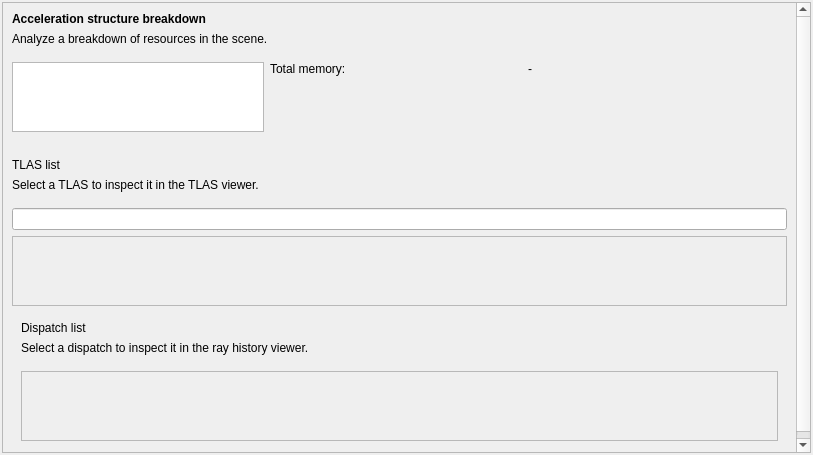
Old version of the form source/frontend/views/overview/summary_pane.ui in the repository GPUOpen-Tools/radeon_raytracing_analyzer.
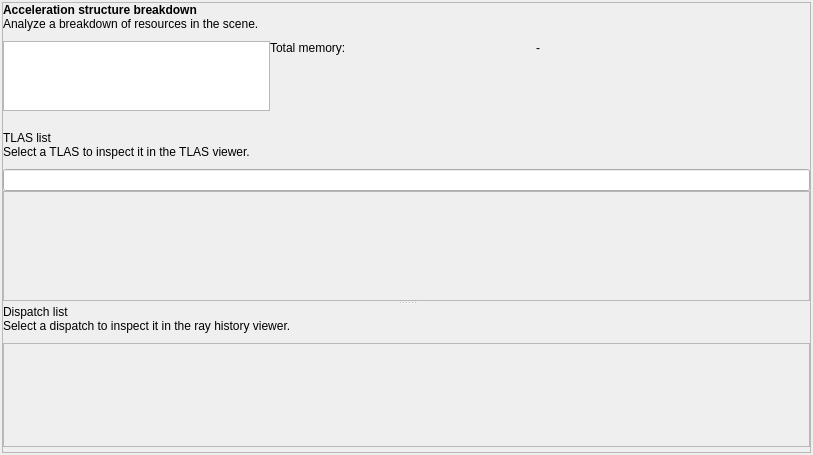
New version of the form. Custom widgets are drawn as their Qt base class.

```diff
--- a/source/frontend/views/overview/summary_pane.ui
+++ b/source/frontend/views/overview/summary_pane.ui
@@ -41,6 +41,21 @@
        </rect>
       </property>
       <layout class="QVBoxLayout" name="vertical_layout_">
+       <property name="spacing">
+        <number>0</number>
+       </property>
+       <property name="leftMargin">
+        <number>0</number>
+       </property>
+       <property name="topMargin">
+        <number>0</number>
+       </property>
+       <property name="rightMargin">
+        <number>0</number>
+       </property>
+       <property name="bottomMargin">
+        <number>0</number>
+       </property>
        <item>
         <widget class="ScaledLabel" name="tlas_summary_header_">
          <property name="sizePolicy">
@@ -207,6 +222,28 @@
         </spacer>
        </item>
        <item>
+        <widget class="QSplitter" name="splitter_">
+         <property name="orientation">
+          <enum>Qt::Vertical</enum>
+         </property>
+         <widget class="QWidget" name="tlas_contents_" native="true">
+          <layout class="QVBoxLayout" name="tlas_layout_">
+           <property name="spacing">
+            <number>0</number>
+           </property>
+           <property name="leftMargin">
+            <number>0</number>
+           </property>
+           <property name="topMargin">
+            <number>0</number>
+           </property>
+           <property name="rightMargin">
+            <number>0</number>
+           </property>
+           <property name="bottomMargin">
+            <number>0</number>
+           </property>
+           <item>
         <widget class="ScaledLabel" name="tlas_list_header_">
          <property name="sizePolicy">
           <sizepolicy hsizetype="Minimum" vsizetype="Fixed">
@@ -266,7 +303,7 @@
        <item>
         <widget class="QScrollArea" name="tlas_overview_scroll_area_">
          <property name="sizePolicy">
-          <sizepolicy hsizetype="Expanding" vsizetype="Expanding">
+              <sizepolicy hsizetype="Expanding" vsizetype="MinimumExpanding">
            <horstretch>0</horstretch>
            <verstretch>0</verstretch>
           </sizepolicy>
@@ -298,9 +335,25 @@
          </widget>
         </widget>
        </item>
-       <item>
-        <widget class="QWidget" name="dispatch_contents_">
+          </layout>
+         </widget>
+         <widget class="QWidget" name="dispatch_contents_" native="true">
          <layout class="QVBoxLayout" name="dispatch_layout_">
+           <property name="spacing">
+            <number>0</number>
+           </property>
+           <property name="leftMargin">
+            <number>0</number>
+           </property>
+           <property name="topMargin">
+            <number>0</number>
+           </property>
+           <property name="rightMargin">
+            <number>0</number>
+           </property>
+           <property name="bottomMargin">
+            <number>0</number>
+           </property>
           <item>
            <widget class="ScaledLabel" name="dispatch_list_header_">
             <property name="sizePolicy">
@@ -358,7 +411,7 @@
           <item>
            <widget class="QScrollArea" name="dispatch_scroll_area_">
             <property name="sizePolicy">
-             <sizepolicy hsizetype="Expanding" vsizetype="Expanding">
+              <sizepolicy hsizetype="Expanding" vsizetype="MinimumExpanding">
               <horstretch>0</horstretch>
               <verstretch>0</verstretch>
              </sizepolicy>
@@ -395,6 +448,23 @@
           </item>
          </layout>
         </widget>
+        </widget>
+       </item>
+       <item>
+        <spacer name="bottom_vertical_spacer_">
+         <property name="orientation">
+          <enum>Qt::Vertical</enum>
+         </property>
+         <property name="sizeType">
+          <enum>QSizePolicy::Fixed</enum>
+         </property>
+         <property name="sizeHint" stdset="0">
+          <size>
+           <width>5</width>
+           <height>5</height>
+          </size>
+         </property>
+        </spacer>
        </item>
       </layout>
      </widget>
```
Lines whose indentation alone changed are shown as unchanged.
